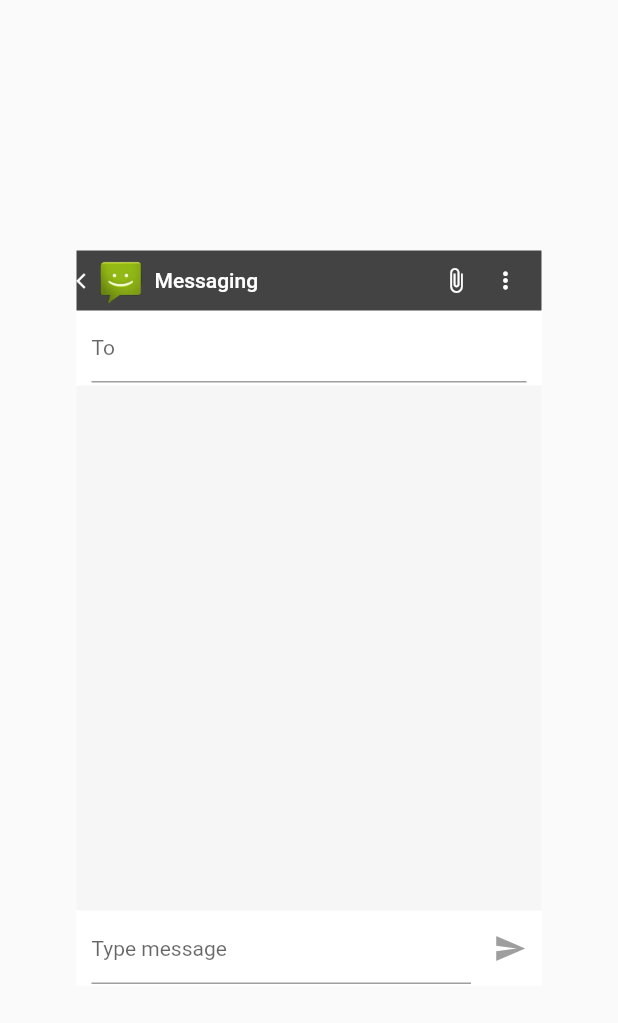
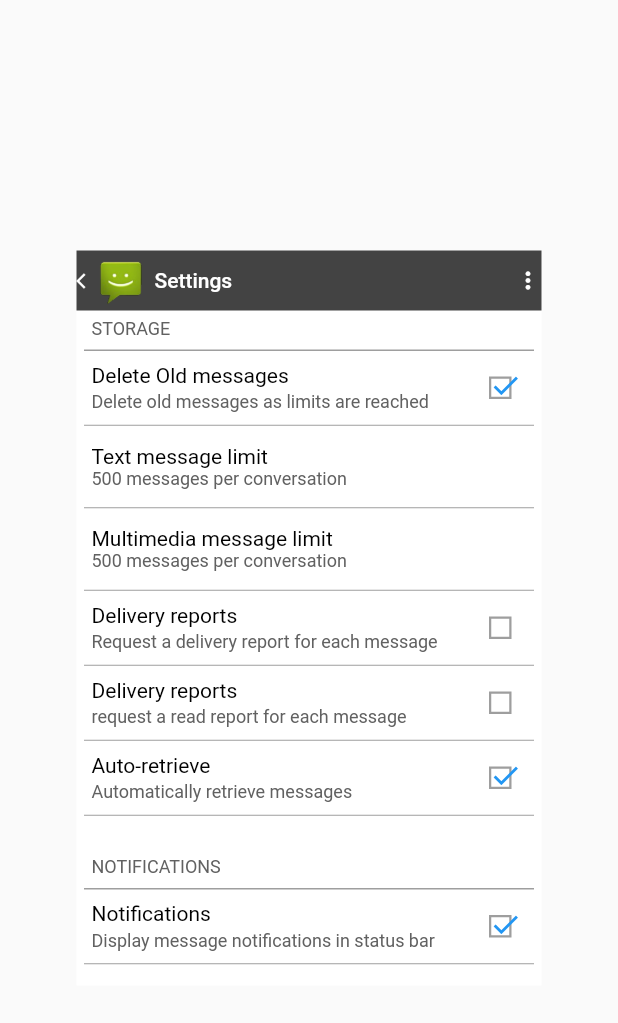
Before and after one commit to TechArmy-jett/jelly_bean, a Flutter app: the screen it shows after launch, on a phone screen of 412 x 824 dp. Shown: the top 1023 px of the screen. Run offline on Flutter 3.47's test engine with Material 2 defaults, Android fonts, the phone set to English and light mode, and no system bars.

Commit message:
Message settings screen done

```diff
--- a/lib/main.dart
+++ b/lib/main.dart
@@ -2,8 +2,10 @@ import 'dart:math';
 
 import 'package:flutter/material.dart';
 import 'package:jellybean/nav.dart';
+import 'package:jellybean/ui/views/home/calculator/calcilator_screen.dart';
 import 'package:jellybean/ui/views/home/message_app/add_message_screen.dart';
 import 'package:jellybean/ui/views/home/message_app/message_screen.dart';
+import 'package:jellybean/ui/views/home/message_app/message_settings_screen.dart';
 
 void main() {
   runApp(MyApp());
@@ -19,7 +21,7 @@ class MyApp extends StatelessWidget {
         visualDensity: VisualDensity.adaptivePlatformDensity,
       ),
       debugShowCheckedModeBanner: false,
-      home: AddMessageScreen(),
+      home: MessageSettingsScreen(),
     );
   }
 }
--- a/lib/ui/views/home/message_app/message-settings_screen.dart
+++ /dev/null
@@ -1,14 +0,0 @@
-import 'package:flutter/material.dart';
-
-class MEssageSettingsScreen extends StatelessWidget {
-  @override
-  Widget build(BuildContext context) {
-    return Scaffold(
-      body: Center(
-        child: Text(
-            'message settings screen'
-        ),
-      ),
-    );
-  }
-}
--- /dev/null
+++ b/lib/ui/views/home/message_app/message_settings_screen.dart
@@ -0,0 +1,334 @@
+import 'package:flutter/material.dart';
+import 'package:jellybean/ui/widgets/double_tile_list_checkbox.dart';
+import 'package:jellybean/utils/utils.dart';
+
+class MessageSettingsScreen extends StatefulWidget {
+  @override
+  _MessageSettingsScreenState createState() => _MessageSettingsScreenState();
+}
+
+class _MessageSettingsScreenState extends State<MessageSettingsScreen> {
+
+  bool oldMessages = true;
+  bool manageSim = false;
+  bool readReports = false;
+  bool autoRetrieve = true;
+  bool notif = true;
+
+  @override
+  Widget build(BuildContext context) {
+    return  Scaffold(
+      body: Center(
+        child: Container(
+          color: Colors.white,
+          height: kScreenHeight,
+          width: kScreenWidth,
+          child: Column(
+            children: <Widget>[
+              Container(
+                height: 40,
+                color: Color.fromRGBO(67, 67, 67, 1),
+                child: Row(
+                  children: <Widget>[
+                    InkWell(
+                      onTap: () {},
+                      child: Icon(
+                        Icons.arrow_back_ios,
+                        size: 12,
+                        color: Colors.white,
+                      ),
+                    ),
+                    Image(
+                      image: AssetImage(AppImages.message),
+                      height: iconSize - 15,
+                      width: iconSize - 15,
+                    ),
+                    XBox(5),
+                    Text('Settings', style: TextStyle(
+                        fontSize: 14,
+                        color: Colors.white,
+                        fontFamily: AppStrings.robotoMedium
+                    ),)
+,
+                    Spacer(),
+
+                    Icon(Icons.more_vert, color: Colors.white,size: 18,),
+
+                  ],
+                ),
+              ),
+
+              Expanded(
+                child: ListView(
+                  padding: EdgeInsets.zero,
+                  children: <Widget>[
+
+                    Padding(
+                      padding: const EdgeInsets.symmetric(horizontal: 10,vertical: 5),
+                      child: Text(
+                        'STORAGE',
+                        style: TextStyle(
+                            fontSize: 12,
+                            color: Colors.grey[700]
+                        ),
+                      ),
+                    ),
+
+                    Padding(
+                      padding: const EdgeInsets.symmetric(horizontal: 5),
+                      child: Divider(
+                        height: 5,
+                        thickness: 1,
+                        color: Colors.grey,
+                      ),
+                    ),
+
+                    YBox(5),
+
+                    DoubleTileListCheckBoxBlack(
+                      tileName: 'Delete Old messages',
+                      subTitle: 'Delete old messages as limits are reached',
+                      isChecked: oldMessages,
+                      onTap: () {
+                        setState(() {
+                          oldMessages = !oldMessages;
+                        });
+                      },
+                    ),
+
+                    Padding(
+                      padding: const EdgeInsets.all(5.0),
+                      child: Divider(
+                        height: 5,
+                        color: Colors.grey,
+                      ),
+                    ),
+
+                    Padding(
+                      padding: const EdgeInsets.symmetric(
+                          horizontal: 10, vertical: 5),
+                      child: Column(
+                          crossAxisAlignment: CrossAxisAlignment.start,
+                          children: <Widget>[
+                            Text(
+                              'Text message limit',
+                              style: TextStyle(
+                                fontSize: 14,
+                                color: Colors.black,
+                              ),
+                            ),
+                            Text(
+                              '500 messages per conversation',
+                              style: TextStyle(
+                                fontSize: 12,
+                                color: Colors.grey[700],
+                              ),
+                            ),
+                          ]),
+                    ),
+
+                    Padding(
+                      padding: const EdgeInsets.all(5.0),
+                      child: Divider(
+                        height: 5,
+                        color: Colors.grey,
+                      ),
+                    ),
+
+                    Padding(
+                      padding: const EdgeInsets.symmetric(
+                          horizontal: 10, vertical: 5),
+                      child: Column(
+                          crossAxisAlignment: CrossAxisAlignment.start,
+                          children: <Widget>[
+                            Text(
+                              'Multimedia message limit',
+                              style: TextStyle(
+                                fontSize: 14,
+                                color: Colors.black,
+                              ),
+                            ),
+                            Text(
+                              '500 messages per conversation',
+                              style: TextStyle(
+                                fontSize: 12,
+                                color: Colors.grey[700],
+                              ),
+                            ),
+                          ]),
+                    ),
+
+                    Padding(
+                      padding: const EdgeInsets.all(5.0),
+                      child: Divider(
+                        height: 5,
+                        color: Colors.grey,
+                      ),
+                    ),
+
+                    DoubleTileListCheckBoxBlack(
+                      tileName: 'Delivery reports',
+                      subTitle: 'Request a delivery report for each message',
+                      isChecked: manageSim,
+                      onTap: () {
+                        setState(() {
+                          manageSim = !manageSim;
+                        });
+                      },
+                    ),
+
+                    Padding(
+                      padding: const EdgeInsets.all(5.0),
+                      child: Divider(
+                        height: 5,
+                        color: Colors.grey,
+                      ),
+                    ),
+
+
+                    DoubleTileListCheckBoxBlack(
+                      tileName: 'Delivery reports',
+                      subTitle: 'request a read report for each message',
+                      isChecked: readReports,
+                      onTap: () {
+                        setState(() {
+                          readReports = !readReports;
+                        });
+                      },
+                    ),
+
+                    Padding(
+                      padding: const EdgeInsets.all(5.0),
+                      child: Divider(
+                        height: 5,
+                        color: Colors.grey,
+                      ),
+                    ),
+
+
+                    DoubleTileListCheckBoxBlack(
+                      tileName: 'Auto-retrieve',
+                      subTitle: 'Automatically retrieve messages',
+                      isChecked: autoRetrieve,
+                      onTap: () {
+                        setState(() {
+                          autoRetrieve = !autoRetrieve;
+                        });
+                      },
+                    ),
+
+                    Padding(
+                      padding: const EdgeInsets.all(5.0),
+                      child: Divider(
+                        height: 5,
+                        color: Colors.grey,
+                      ),
+                    ),
+
+                    YBox(15),
+
+                    Padding(
+                      padding: const EdgeInsets.symmetric(horizontal: 10,vertical: 5),
+                      child: Text(
+                        'NOTIFICATIONS',
+                        style: TextStyle(
+                            fontSize: 12,
+                            color: Colors.grey[700]
+                        ),
+                      ),
+                    ),
+
+                    Padding(
+                      padding: const EdgeInsets.symmetric(horizontal: 5),
+                      child: Divider(
+                        height: 5,
+                        thickness: 1,
+                        color: Colors.grey,
+                      ),
+                    ),
+
+                    YBox(5),
+
+                    DoubleTileListCheckBoxBlack(
+                      tileName: 'Notifications',
+                      subTitle: 'Display message notifications in status bar',
+                      isChecked: notif,
+                      onTap: () {
+                        setState(() {
+                          notif = !notif;
+                        });
+                      },
+                    ),
+
+                    Padding(
+                      padding: const EdgeInsets.all(5.0),
+                      child: Divider(
+                        height: 5,
+                        color: Colors.grey,
+                      ),
+                    ),
+
+                    Padding(
+                      padding: const EdgeInsets.symmetric(
+                          horizontal: 10, vertical: 5),
+                      child: Column(
+                          crossAxisAlignment: CrossAxisAlignment.start,
+                          children: <Widget>[
+                            Text(
+                              'Vibrate',
+                              style: TextStyle(
+                                fontSize: 14,
+                                color: Colors.black,
+                              ),
+                            ),
+                            Text(
+                              'Never',
+                              style: TextStyle(
+                                fontSize: 12,
+                                color: Colors.grey[700],
+                              ),
+                            ),
+                          ]),
+                    ),
+
+
+                    Padding(
+                      padding: const EdgeInsets.all(5.0),
+                      child: Divider(
+                        height: 5,
+                        color: Colors.grey,
+                      ),
+                    ),
+
+
+                    Padding(
+                      padding: const EdgeInsets.symmetric(
+                          horizontal: 10, vertical: 5),                      child: Text(
+                        'Choose ringtone',
+                        style: TextStyle(
+                          fontSize: 14, color: Colors.black
+                        ),
+                      ),
+                    ),
+
+                    Padding(
+                      padding: const EdgeInsets.all(5.0),
+                      child: Divider(
+                        height: 5,
+                        color: Colors.grey,
+                      ),
+                    ),
+
+
+                  ],
+                ),
+              ),
+
+
+            ],
+          ),
+        ),
+      ),
+    );
+  }
+}
--- a/lib/ui/widgets/double_tile_list_checkbox.dart
+++ b/lib/ui/widgets/double_tile_list_checkbox.dart
@@ -75,3 +75,77 @@ class DoubleTileListCheckBox extends StatelessWidget {
     );
   }
 }
+
+
+class DoubleTileListCheckBoxBlack extends StatelessWidget {
+  final String tileName;
+  final String subTitle;
+  final bool isChecked;
+  final VoidCallback onTap;
+
+  DoubleTileListCheckBoxBlack({this.tileName, this.subTitle, this.isChecked, this.onTap});
+
+  @override
+  Widget build(BuildContext context) {
+    return Padding(
+      padding: const EdgeInsets.symmetric(horizontal: 10),
+      child: Row(
+        mainAxisAlignment: MainAxisAlignment.spaceBetween,
+        children: <Widget>[
+          Column(
+            crossAxisAlignment: CrossAxisAlignment.start,
+            children: <Widget>[
+              Text(
+                tileName,
+                style: TextStyle(
+                  color: Colors.black,
+                  fontSize: 14,
+                ),
+              ),
+              YBox(3),
+              Text(
+                subTitle,
+                style: TextStyle(
+                  color: Colors.grey[700],
+                  fontSize: 12,
+                ),
+              ),
+            ],
+          ),
+          InkWell(
+            onTap: onTap,
+            child: Container(
+              height: 35,
+              width: 35,
+              child: Stack(
+                children: [
+                  Align(
+                    alignment: Alignment.center,
+                    child: Container(
+                      height: 15,
+                      width: 15,
+                      decoration: BoxDecoration(
+                        border: Border.all(color: Colors.grey[500], width: 1.5),
+                      ),
+                    ),
+                  ),
+                  isChecked
+                      ? Positioned(
+                    top: 5,
+                    left: 10,
+                    child: Icon(
+                      Icons.check,
+                      size: 22,
+                      color: Colors.blue,
+                    ),
+                  )
+                      : SizedBox.shrink(),
+                ],
+              ),
+            ),
+          )
+        ],
+      ),
+    );
+  }
+}
```
